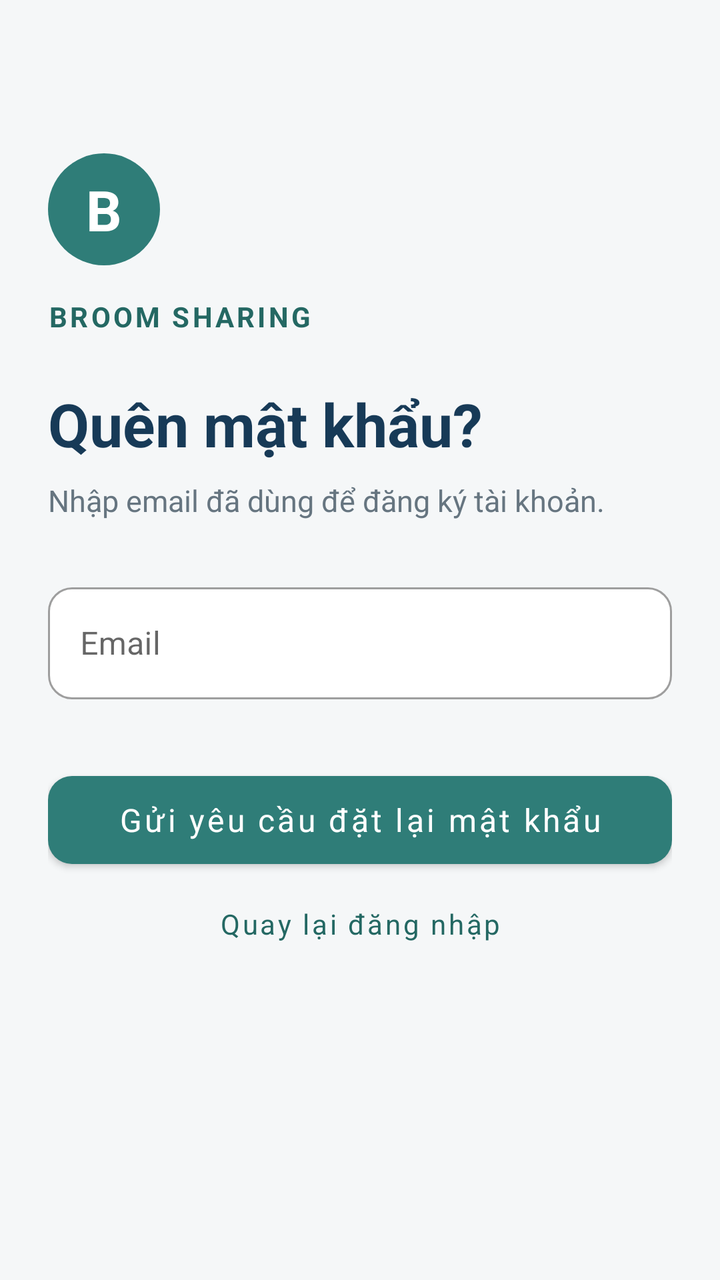
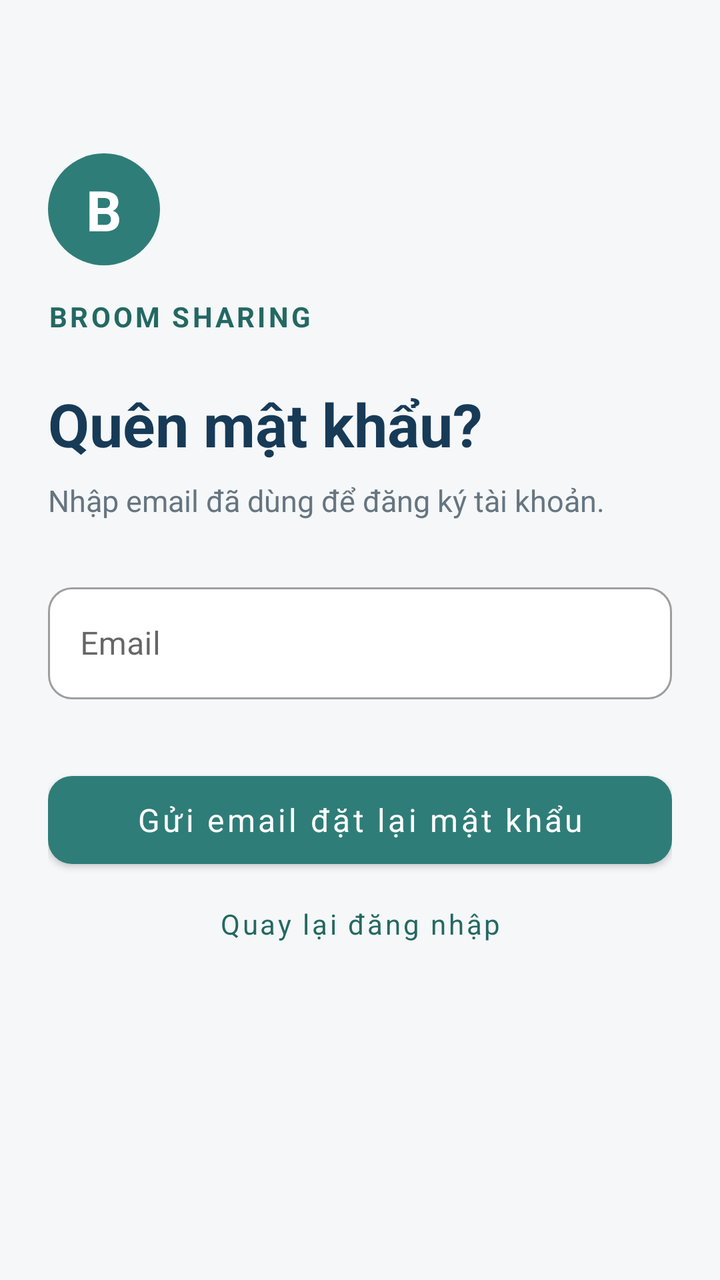

The first picture is an Android layout as it rendered before a commit; the second is the same layout after the commit. The layout source and the unified diff follow.
<!-- AndroidManifest.xml: activity theme Theme.BroomSharing.Auth -->
<!-- res/layout/activity_forgot_password.xml -->
<?xml version="1.0" encoding="utf-8"?>
<androidx.core.widget.NestedScrollView xmlns:android="http://schemas.android.com/apk/res/android"
    xmlns:app="http://schemas.android.com/apk/res-auto"
    android:id="@+id/authRoot"
    android:layout_width="match_parent"
    android:layout_height="match_parent"
    android:background="@color/screen_bg"
    android:fillViewport="true">

    <androidx.constraintlayout.widget.ConstraintLayout
        android:layout_width="match_parent"
        android:layout_height="wrap_content"
        android:padding="24dp">

        <LinearLayout
            android:layout_width="0dp"
            android:layout_height="wrap_content"
            android:orientation="vertical"
            android:paddingTop="24dp"
            android:paddingBottom="16dp"
            app:layout_constraintWidth_max="480dp"
            app:layout_constraintTop_toTopOf="parent"
            app:layout_constraintStart_toStartOf="parent"
            app:layout_constraintEnd_toEndOf="parent"
            app:layout_constraintBottom_toBottomOf="parent"
            app:layout_constraintVertical_bias="0.2">

            <TextView
                android:layout_width="56dp"
                android:layout_height="56dp"
                android:background="@drawable/bg_circle_teal"
                android:gravity="center"
                android:importantForAccessibility="no"
                android:text="@string/auth_brand_mark"
                android:textColor="@color/white"
                android:textSize="28sp"
                android:textStyle="bold" />

            <TextView
                android:layout_width="match_parent"
                android:layout_height="wrap_content"
                android:layout_marginTop="16dp"
                android:text="@string/auth_brand"
                android:textColor="@color/teal_dark"
                android:textSize="14sp"
                android:letterSpacing="0.1"
                android:textStyle="bold" />

            <TextView
                android:layout_width="match_parent"
                android:layout_height="wrap_content"
                android:layout_marginTop="24dp"
                android:accessibilityHeading="true"
                android:text="@string/auth_forgot_title"
                android:textColor="@color/navy"
                android:textSize="30sp"
                android:textStyle="bold" />

            <TextView
                android:layout_width="match_parent"
                android:layout_height="wrap_content"
                android:layout_marginTop="8dp"
                android:layout_marginBottom="12dp"
                android:text="@string/auth_forgot_subtitle"
                android:textColor="@color/text_secondary"
                android:textSize="15sp"
                android:lineSpacingExtra="4dp" />

            <com.google.android.material.textfield.TextInputLayout
                android:id="@+id/emailLayout"
                style="@style/Widget.BroomSharing.AuthField"
                android:hint="@string/auth_email">
                <com.google.android.material.textfield.TextInputEditText
                    android:id="@+id/emailInput"
                    android:layout_width="match_parent"
                    android:layout_height="wrap_content"
                    android:minHeight="56dp"
                    android:inputType="textEmailAddress"
                    android:imeOptions="actionDone"
                    android:maxLines="1"
                    android:saveEnabled="true"
                    android:autofillHints="emailAddress"
                    android:textColor="@color/text_primary"
                    android:textSize="16sp" />
            </com.google.android.material.textfield.TextInputLayout>
            <com.google.android.material.button.MaterialButton
                android:id="@+id/submitButton"
                style="@style/Widget.BroomSharing.AuthButton"
                android:layout_gravity="center_horizontal"
                android:text="@string/auth_reset" />
            <com.google.android.material.button.MaterialButton
                android:id="@+id/loginButton"
                style="@style/Widget.BroomSharing.AuthLink"
                android:layout_gravity="center_horizontal"
                android:text="@string/auth_back_login" />

            <ProgressBar
                android:id="@+id/authProgress"
                android:layout_width="32dp"
                android:layout_height="32dp"
                android:layout_gravity="center_horizontal"
                android:layout_marginTop="12dp"
                android:contentDescription="@string/auth_busy"
                android:visibility="gone" />

            <TextView
                android:id="@+id/authMessage"
                android:layout_width="match_parent"
                android:layout_height="wrap_content"
                android:layout_marginTop="12dp"
                android:padding="12dp"
                android:background="@drawable/bg_soft_panel"
                android:accessibilityLiveRegion="polite"
                android:textColor="@color/text_primary"
                android:textSize="14sp"
                android:lineSpacingExtra="3dp"
                android:visibility="gone" />
        </LinearLayout>
    </androidx.constraintlayout.widget.ConstraintLayout>
</androidx.core.widget.NestedScrollView>
<!-- resources referenced by this layout -->
<resources>
  <color name="navy">#173A57</color>
  <color name="screen_bg">#F5F7F8</color>
  <color name="teal_dark">#246863</color>
  <color name="text_primary">#1F2933</color>
  <color name="text_secondary">#667580</color>
  <color name="white">#FFFFFF</color>
  <!-- drawable bg_circle_teal (drawable) -->
  <shape xmlns:android="http://schemas.android.com/apk/res/android" android:shape="oval">
      <solid android:color="@color/teal" />
  </shape>
  <!-- drawable bg_soft_panel (drawable) -->
  <shape xmlns:android="http://schemas.android.com/apk/res/android" android:shape="rectangle">
      <solid android:color="#F8FAFB" />
      <corners android:radius="10dp" />
  </shape>
  <string name="auth_back_login">Quay lại đăng nhập</string>
  <string name="auth_brand">BROOM SHARING</string>
  <string name="auth_brand_mark">B</string>
  <string name="auth_busy">Đang xử lý…</string>
  <string name="auth_email">Email</string>
  <string name="auth_forgot_subtitle">Nhập email đã dùng để đăng ký tài khoản.</string>
  <string name="auth_forgot_title">Quên mật khẩu?</string>
  <string name="auth_reset">Gửi yêu cầu đặt lại mật khẩu</string>
  <style name="Widget.BroomSharing.AuthButton" parent="Widget.MaterialComponents.Button">
          <item name="android:layout_width">match_parent</item>
          <item name="android:layout_height">wrap_content</item>
          <item name="android:minHeight">56dp</item>
          <item name="android:layout_marginTop">12dp</item>
          <item name="android:textAllCaps">false</item>
          <item name="android:textSize">16sp</item>
          <item name="cornerRadius">12dp</item>
          <item name="backgroundTint">@color/teal</item>
      </style>
  <style name="Widget.BroomSharing.AuthField" parent="Widget.MaterialComponents.TextInputLayout.OutlinedBox">
          <item name="android:layout_width">match_parent</item>
          <item name="android:layout_height">wrap_content</item>
          <item name="android:layout_marginTop">16dp</item>
          <item name="boxBackgroundColor">@color/white</item>
          <item name="boxCornerRadiusTopStart">12dp</item>
          <item name="boxCornerRadiusTopEnd">12dp</item>
          <item name="boxCornerRadiusBottomStart">12dp</item>
          <item name="boxCornerRadiusBottomEnd">12dp</item>
          <item name="errorEnabled">true</item>
      </style>
  <style name="Widget.BroomSharing.AuthLink" parent="Widget.MaterialComponents.Button.TextButton">
          <item name="android:layout_width">wrap_content</item>
          <item name="android:layout_height">wrap_content</item>
          <item name="android:minHeight">48dp</item>
          <item name="android:textAllCaps">false</item>
          <item name="android:textColor">@color/teal_dark</item>
      </style>
  <style name="Theme.BroomSharing.Auth" parent="Theme.MaterialComponents.Light.NoActionBar">
          <item name="colorPrimary">@color/teal</item>
          <item name="colorPrimaryVariant">@color/teal_dark</item>
          <item name="colorOnPrimary">@color/white</item>
          <item name="colorSecondary">@color/teal</item>
          <item name="android:fontFamily">sans-serif</item>
          <item name="android:windowLightStatusBar">true</item>
          <item name="android:statusBarColor">@color/screen_bg</item>
          <item name="android:navigationBarColor">@color/screen_bg</item>
          <item name="android:windowBackground">@color/screen_bg</item>
          <item name="android:windowSoftInputMode">adjustResize</item>
      </style>
  <color name="teal">#2F7D78</color>
</resources>

<!-- the commit's change to res/layout/activity_forgot_password.xml (unified diff, before → after) -->
@@ -78,6 +78,7 @@
                     android:inputType="textEmailAddress"
                     android:imeOptions="actionDone"
                     android:maxLines="1"
+                    android:maxLength="254"
                     android:saveEnabled="true"
                     android:autofillHints="emailAddress"
                     android:textColor="@color/text_primary"
<!-- resource entries referenced after the edit -->
@@ -22,7 +22,7 @@
   <string name="auth_email">Email</string>
   <string name="auth_forgot_subtitle">Nhập email đã dùng để đăng ký tài khoản.</string>
   <string name="auth_forgot_title">Quên mật khẩu?</string>
-  <string name="auth_reset">Gửi yêu cầu đặt lại mật khẩu</string>
+  <string name="auth_reset">Gửi email đặt lại mật khẩu</string>
   <style name="Widget.BroomSharing.AuthButton" parent="Widget.MaterialComponents.Button">
           <item name="android:layout_width">match_parent</item>
           <item name="android:layout_height">wrap_content</item>
